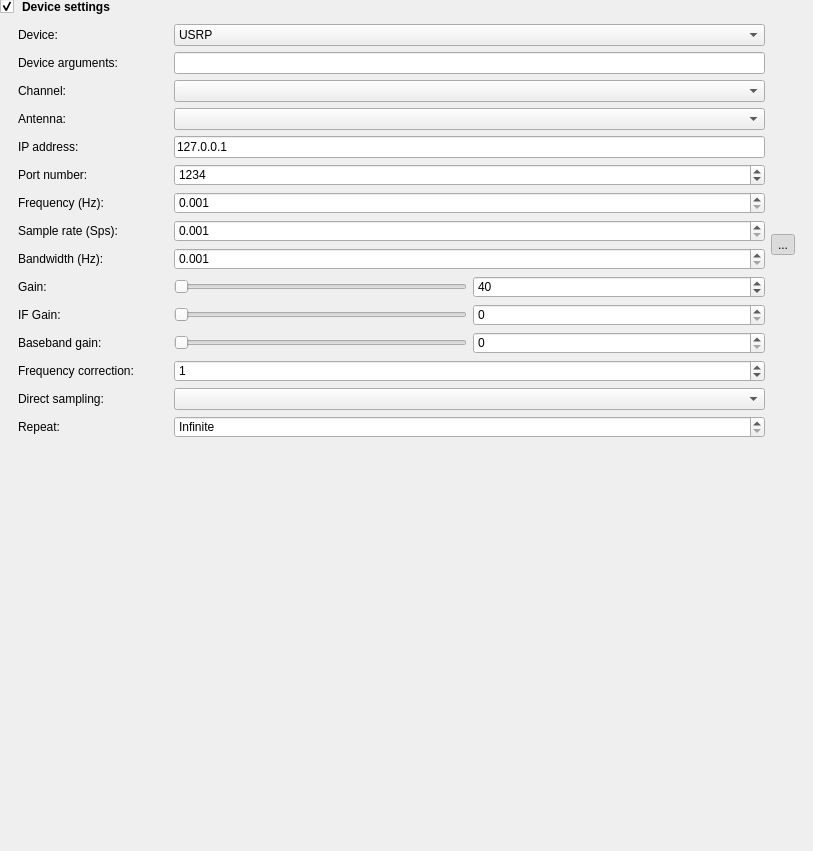
Above: data/ui/send_recv_device_settings.ui from jopohl/urh before the change. Below: the same form after it.
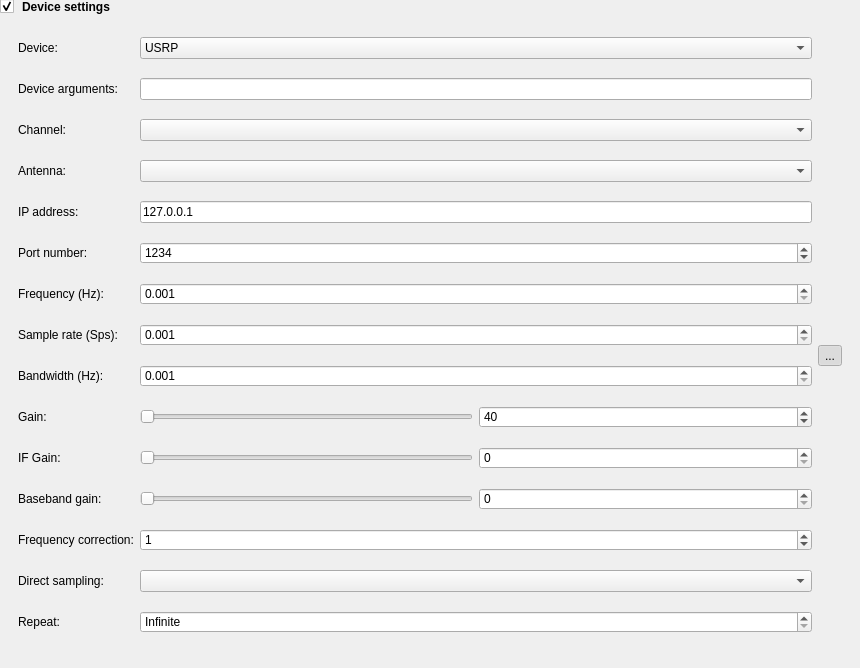
That is the form after the change. Icons and pictures are not drawn. Custom widgets are drawn as their Qt base class.

Commit message: encapsualte sniff settings

```diff
--- a/data/ui/send_recv_device_settings.ui
+++ b/data/ui/send_recv_device_settings.ui
@@ -6,8 +6,8 @@
    <rect>
     <x>0</x>
     <y>0</y>
-    <width>813</width>
-    <height>851</height>
+    <width>860</width>
+    <height>668</height>
    </rect>
   </property>
   <property name="windowTitle">
@@ -80,7 +80,200 @@
         <property name="lineWidth">
          <number>0</number>
         </property>
-        <layout class="QGridLayout" name="gridLayout_9" columnstretch="5,1000,1" columnminimumwidth="150,0,0">
+        <layout class="QGridLayout" name="gridLayout">
+         <item row="0" column="0">
+          <widget class="QLabel" name="label_3">
+           <property name="text">
+            <string>Device:</string>
+           </property>
+          </widget>
+         </item>
+         <item row="0" column="1">
+          <widget class="QComboBox" name="cbDevice">
+           <property name="sizePolicy">
+            <sizepolicy hsizetype="Expanding" vsizetype="Fixed">
+             <horstretch>0</horstretch>
+             <verstretch>0</verstretch>
+            </sizepolicy>
+           </property>
+           <item>
+            <property name="text">
+             <string>USRP</string>
+            </property>
+           </item>
+           <item>
+            <property name="text">
+             <string>HackRF</string>
+            </property>
+           </item>
+          </widget>
+         </item>
+         <item row="1" column="0">
+          <widget class="QLabel" name="labelDeviceArgs">
+           <property name="toolTip">
+            <string>&lt;html&gt;&lt;head/&gt;&lt;body&gt;&lt;p&gt;If you only have one USRP connected you may leave this field empty, so your USRP gets detected automatically.&lt;/p&gt;&lt;p&gt;If you have multiple USRPs connected or need better control, enter a device identifier of your USRP here.&lt;/p&gt;&lt;p&gt;You may also enter other device arguments here.&lt;/p&gt;&lt;/body&gt;&lt;/html&gt;</string>
+           </property>
+           <property name="toolTipDuration">
+            <number>-1</number>
+           </property>
+           <property name="styleSheet">
+            <string notr="true"/>
+           </property>
+           <property name="text">
+            <string>Device arguments:</string>
+           </property>
+          </widget>
+         </item>
+         <item row="1" column="1">
+          <widget class="QLineEdit" name="lineEditDeviceArgs">
+           <property name="toolTip">
+            <string>&lt;html&gt;&lt;head/&gt;&lt;body&gt;&lt;p&gt;If you only have one USRP connected you may leave this field empty, so your USRP gets detected automatically.&lt;/p&gt;&lt;p&gt;If you have multiple USRPs connected or need better control, enter a device identifier of your USRP here.&lt;/p&gt;&lt;p&gt;You may also enter other device arguments here.&lt;/p&gt;&lt;/body&gt;&lt;/html&gt;</string>
+           </property>
+          </widget>
+         </item>
+         <item row="2" column="0">
+          <widget class="QLabel" name="labelChannel">
+           <property name="text">
+            <string>Channel:</string>
+           </property>
+          </widget>
+         </item>
+         <item row="2" column="1">
+          <widget class="QComboBox" name="comboBoxChannel"/>
+         </item>
+         <item row="3" column="0">
+          <widget class="QLabel" name="labelAntenna">
+           <property name="text">
+            <string>Antenna:</string>
+           </property>
+          </widget>
+         </item>
+         <item row="3" column="1">
+          <widget class="QComboBox" name="comboBoxAntenna"/>
+         </item>
+         <item row="4" column="0">
+          <widget class="QLabel" name="labelIP">
+           <property name="text">
+            <string>IP address:</string>
+           </property>
+          </widget>
+         </item>
+         <item row="4" column="1">
+          <widget class="QLineEdit" name="lineEditIP">
+           <property name="text">
+            <string>127.0.0.1</string>
+           </property>
+          </widget>
+         </item>
+         <item row="5" column="0">
+          <widget class="QLabel" name="labelPort">
+           <property name="text">
+            <string>Port number:</string>
+           </property>
+          </widget>
+         </item>
+         <item row="5" column="1">
+          <widget class="QSpinBox" name="spinBoxPort">
+           <property name="minimum">
+            <number>1</number>
+           </property>
+           <property name="maximum">
+            <number>65535</number>
+           </property>
+           <property name="value">
+            <number>1234</number>
+           </property>
+          </widget>
+         </item>
+         <item row="6" column="0">
+          <widget class="QLabel" name="labelFreq">
+           <property name="text">
+            <string>Frequency (Hz):</string>
+           </property>
+          </widget>
+         </item>
+         <item row="6" column="1">
+          <widget class="KillerDoubleSpinBox" name="spinBoxFreq">
+           <property name="decimals">
+            <number>3</number>
+           </property>
+           <property name="minimum">
+            <double>0.001000000000000</double>
+           </property>
+           <property name="maximum">
+            <double>1000000000000.000000000000000</double>
+           </property>
+          </widget>
+         </item>
+         <item row="7" column="0">
+          <widget class="QLabel" name="labelSampleRate">
+           <property name="text">
+            <string>Sample rate (Sps):</string>
+           </property>
+          </widget>
+         </item>
+         <item row="7" column="1">
+          <widget class="KillerDoubleSpinBox" name="spinBoxSampleRate">
+           <property name="decimals">
+            <number>3</number>
+           </property>
+           <property name="minimum">
+            <double>0.001000000000000</double>
+           </property>
+           <property name="maximum">
+            <double>1000000000000.000000000000000</double>
+           </property>
+          </widget>
+         </item>
+         <item row="7" column="2" rowspan="2">
+          <widget class="QToolButton" name="btnLockBWSR">
+           <property name="sizePolicy">
+            <sizepolicy hsizetype="Fixed" vsizetype="Fixed">
+             <horstretch>0</horstretch>
+             <verstretch>0</verstretch>
+            </sizepolicy>
+           </property>
+           <property name="text">
+            <string>...</string>
+           </property>
+           <property name="icon">
+            <iconset resource="urh.qrc">
+             <normaloff>:/icons/icons/lock.svg</normaloff>:/icons/icons/lock.svg</iconset>
+           </property>
+           <property name="iconSize">
+            <size>
+             <width>16</width>
+             <height>16</height>
+            </size>
+           </property>
+           <property name="checkable">
+            <bool>true</bool>
+           </property>
+           <property name="checked">
+            <bool>true</bool>
+           </property>
+          </widget>
+         </item>
+         <item row="8" column="0">
+          <widget class="QLabel" name="labelBandwidth">
+           <property name="text">
+            <string>Bandwidth (Hz):</string>
+           </property>
+          </widget>
+         </item>
+         <item row="8" column="1">
+          <widget class="KillerDoubleSpinBox" name="spinBoxBandwidth">
+           <property name="decimals">
+            <number>3</number>
+           </property>
+           <property name="minimum">
+            <double>0.001000000000000</double>
+           </property>
+           <property name="maximum">
+            <double>1000000000000.000000000000000</double>
+           </property>
+          </widget>
+         </item>
          <item row="9" column="0">
           <widget class="QLabel" name="labelGain">
            <property name="toolTip">
@@ -136,56 +329,13 @@
            </item>
           </layout>
          </item>
-         <item row="8" column="1">
-          <widget class="KillerDoubleSpinBox" name="spinBoxBandwidth">
-           <property name="decimals">
-            <number>3</number>
-           </property>
-           <property name="minimum">
-            <double>0.001000000000000</double>
-           </property>
-           <property name="maximum">
-            <double>1000000000000.000000000000000</double>
-           </property>
-          </widget>
-         </item>
-         <item row="14" column="1">
-          <widget class="QSpinBox" name="spinBoxNRepeat">
-           <property name="specialValueText">
-            <string>Infinite</string>
-           </property>
-           <property name="maximum">
-            <number>999999999</number>
-           </property>
-          </widget>
-         </item>
-         <item row="14" column="0">
-          <widget class="QLabel" name="labelNRepeat">
-           <property name="text">
-            <string>Repeat:</string>
-           </property>
-          </widget>
-         </item>
-         <item row="0" column="0">
-          <widget class="QLabel" name="label_3">
-           <property name="text">
-            <string>Device:</string>
-           </property>
-          </widget>
-         </item>
-         <item row="12" column="1">
-          <widget class="QSpinBox" name="spinBoxFreqCorrection">
+         <item row="10" column="0">
+          <widget class="QLabel" name="labelIFGain">
            <property name="toolTip">
             <string>&lt;html&gt;&lt;head/&gt;&lt;body&gt;&lt;p&gt;Set the frequency correction in &lt;span style=&quot; font-weight:600;&quot;&gt;ppm&lt;/span&gt;. If you do not know what to enter here, just leave it to one.&lt;/p&gt;&lt;/body&gt;&lt;/html&gt;</string>
            </property>
-           <property name="minimum">
-            <number>-1000</number>
-           </property>
-           <property name="maximum">
-            <number>1000</number>
-           </property>
-           <property name="value">
-            <number>1</number>
+           <property name="text">
+            <string>IF Gain:</string>
            </property>
           </widget>
          </item>
@@ -216,13 +366,13 @@
            </item>
           </layout>
          </item>
-         <item row="2" column="1">
-          <widget class="QComboBox" name="comboBoxChannel"/>
-         </item>
-         <item row="4" column="0">
-          <widget class="QLabel" name="labelIP">
+         <item row="11" column="0">
+          <widget class="QLabel" name="labelBasebandGain">
+           <property name="toolTip">
+            <string>&lt;html&gt;&lt;head/&gt;&lt;body&gt;&lt;p&gt;The baseband gain is applied to the baseband signal in your software defined radio. The baseband signal is at low frequency and gathered from the RF signal by &lt;span style=&quot; font-weight:600;&quot;&gt;complex downsampling&lt;/span&gt;.&lt;/p&gt;&lt;/body&gt;&lt;/html&gt;</string>
+           </property>
            <property name="text">
-            <string>IP address:</string>
+            <string>Baseband gain:</string>
            </property>
           </widget>
          </item>
@@ -268,118 +418,6 @@
            </item>
           </layout>
          </item>
-         <item row="7" column="1">
-          <widget class="KillerDoubleSpinBox" name="spinBoxSampleRate">
-           <property name="decimals">
-            <number>3</number>
-           </property>
-           <property name="minimum">
-            <double>0.001000000000000</double>
-           </property>
-           <property name="maximum">
-            <double>1000000000000.000000000000000</double>
-           </property>
-          </widget>
-         </item>
-         <item row="1" column="1">
-          <widget class="QLineEdit" name="lineEditDeviceArgs">
-           <property name="toolTip">
-            <string>&lt;html&gt;&lt;head/&gt;&lt;body&gt;&lt;p&gt;If you only have one USRP connected you may leave this field empty, so your USRP gets detected automatically.&lt;/p&gt;&lt;p&gt;If you have multiple USRPs connected or need better control, enter a device identifier of your USRP here.&lt;/p&gt;&lt;p&gt;You may also enter other device arguments here.&lt;/p&gt;&lt;/body&gt;&lt;/html&gt;</string>
-           </property>
-          </widget>
-         </item>
-         <item row="7" column="2" rowspan="2">
-          <widget class="QToolButton" name="btnLockBWSR">
-           <property name="sizePolicy">
-            <sizepolicy hsizetype="Fixed" vsizetype="Fixed">
-             <horstretch>0</horstretch>
-             <verstretch>0</verstretch>
-            </sizepolicy>
-           </property>
-           <property name="text">
-            <string>...</string>
-           </property>
-           <property name="icon">
-            <iconset resource="urh.qrc">
-             <normaloff>:/icons/icons/lock.svg</normaloff>:/icons/icons/lock.svg</iconset>
-           </property>
-           <property name="iconSize">
-            <size>
-             <width>16</width>
-             <height>16</height>
-            </size>
-           </property>
-           <property name="checkable">
-            <bool>true</bool>
-           </property>
-           <property name="checked">
-            <bool>true</bool>
-           </property>
-          </widget>
-         </item>
-         <item row="10" column="0">
-          <widget class="QLabel" name="labelIFGain">
-           <property name="toolTip">
-            <string>&lt;html&gt;&lt;head/&gt;&lt;body&gt;&lt;p&gt;The IF Gain is applied to the Intermediate Frequency signal in your Software Defined Radio. An IF signal has a lower frequency than the high frequent RF signal, so signal processing can be applied more efficiently.&lt;/p&gt;&lt;/body&gt;&lt;/html&gt;</string>
-           </property>
-           <property name="text">
-            <string>IF Gain:</string>
-           </property>
-          </widget>
-         </item>
-         <item row="7" column="0">
-          <widget class="QLabel" name="labelSampleRate">
-           <property name="text">
-            <string>Sample rate (Sps):</string>
-           </property>
-          </widget>
-         </item>
-         <item row="1" column="0">
-          <widget class="QLabel" name="labelDeviceArgs">
-           <property name="toolTip">
-            <string>&lt;html&gt;&lt;head/&gt;&lt;body&gt;&lt;p&gt;If you only have one USRP connected you may leave this field empty, so your USRP gets detected automatically.&lt;/p&gt;&lt;p&gt;If you have multiple USRPs connected or need better control, enter a device identifier of your USRP here.&lt;/p&gt;&lt;p&gt;You may also enter other device arguments here.&lt;/p&gt;&lt;/body&gt;&lt;/html&gt;</string>
-           </property>
-           <property name="toolTipDuration">
-            <number>-1</number>
-           </property>
-           <property name="styleSheet">
-            <string notr="true"/>
-           </property>
-           <property name="text">
-            <string>Device arguments:</string>
-           </property>
-          </widget>
-         </item>
-         <item row="6" column="0">
-          <widget class="QLabel" name="labelFreq">
-           <property name="text">
-            <string>Frequency (Hz):</string>
-           </property>
-          </widget>
-         </item>
-         <item row="6" column="1">
-          <widget class="KillerDoubleSpinBox" name="spinBoxFreq">
-           <property name="decimals">
-            <number>3</number>
-           </property>
-           <property name="minimum">
-            <double>0.001000000000000</double>
-           </property>
-           <property name="maximum">
-            <double>1000000000000.000000000000000</double>
-           </property>
-          </widget>
-         </item>
-         <item row="13" column="0">
-          <widget class="QLabel" name="labelDirectSampling">
-           <property name="toolTip">
-            <string>&lt;html&gt;&lt;head/&gt;&lt;body&gt;&lt;p&gt;Set the direct sampling mode. If you do not know what to choose here, just set it to disabled. The&lt;span style=&quot; font-weight:600;&quot;&gt; native backend&lt;/span&gt; is recommended, when using this setting.&lt;/p&gt;&lt;/body&gt;&lt;/html&gt;</string>
-           </property>
-           <property name="text">
-            <string>Direct sampling:</string>
-           </property>
-          </widget>
-         </item>
          <item row="12" column="0">
           <widget class="QLabel" name="labelFreqCorrection">
            <property name="toolTip">
@@ -390,6 +428,32 @@
            </property>
           </widget>
          </item>
+         <item row="12" column="1">
+          <widget class="QSpinBox" name="spinBoxFreqCorrection">
+           <property name="toolTip">
+            <string>&lt;html&gt;&lt;head/&gt;&lt;body&gt;&lt;p&gt;Set the frequency correction in &lt;span style=&quot; font-weight:600;&quot;&gt;ppm&lt;/span&gt;. If you do not know what to enter here, just leave it to one.&lt;/p&gt;&lt;/body&gt;&lt;/html&gt;</string>
+           </property>
+           <property name="minimum">
+            <number>-1000</number>
+           </property>
+           <property name="maximum">
+            <number>1000</number>
+           </property>
+           <property name="value">
+            <number>1</number>
+           </property>
+          </widget>
+         </item>
+         <item row="13" column="0">
+          <widget class="QLabel" name="labelDirectSampling">
+           <property name="toolTip">
+            <string>&lt;html&gt;&lt;head/&gt;&lt;body&gt;&lt;p&gt;Set the direct sampling mode. If you do not know what to choose here, just set it to disabled. The&lt;span style=&quot; font-weight:600;&quot;&gt; native backend&lt;/span&gt; is recommended, when using this setting.&lt;/p&gt;&lt;/body&gt;&lt;/html&gt;</string>
+           </property>
+           <property name="text">
+            <string>Direct sampling:</string>
+           </property>
+          </widget>
+         </item>
          <item row="13" column="1">
           <widget class="QComboBox" name="comboBoxDirectSampling">
            <property name="toolTip">
@@ -397,100 +461,23 @@
            </property>
           </widget>
          </item>
-         <item row="11" column="0">
-          <widget class="QLabel" name="labelBasebandGain">
-           <property name="toolTip">
-            <string>&lt;html&gt;&lt;head/&gt;&lt;body&gt;&lt;p&gt;The baseband gain is applied to the baseband signal in your software defined radio. The baseband signal is at low frequency and gathered from the RF signal by &lt;span style=&quot; font-weight:600;&quot;&gt;complex downsampling&lt;/span&gt;.&lt;/p&gt;&lt;/body&gt;&lt;/html&gt;</string>
-           </property>
+         <item row="14" column="0">
+          <widget class="QLabel" name="labelNRepeat">
            <property name="text">
-            <string>Baseband gain:</string>
+            <string>Repeat:</string>
            </property>
           </widget>
          </item>
-         <item row="4" column="1">
-          <widget class="QLineEdit" name="lineEditIP">
-           <property name="text">
-            <string>127.0.0.1</string>
-           </property>
-          </widget>
-         </item>
-         <item row="8" column="0">
-          <widget class="QLabel" name="labelBandwidth">
-           <property name="text">
-            <string>Bandwidth (Hz):</string>
-           </property>
-          </widget>
-         </item>
-         <item row="2" column="0">
-          <widget class="QLabel" name="labelChannel">
-           <property name="text">
-            <string>Channel:</string>
-           </property>
-          </widget>
-         </item>
-         <item row="5" column="0">
-          <widget class="QLabel" name="labelPort">
-           <property name="text">
-            <string>Port number:</string>
-           </property>
-          </widget>
-         </item>
-         <item row="5" column="1">
-          <widget class="QSpinBox" name="spinBoxPort">
-           <property name="minimum">
-            <number>1</number>
+         <item row="14" column="1">
+          <widget class="QSpinBox" name="spinBoxNRepeat">
+           <property name="specialValueText">
+            <string>Infinite</string>
            </property>
            <property name="maximum">
-            <number>65535</number>
+            <number>999999999</number>
            </property>
-           <property name="value">
-            <number>1234</number>
-           </property>
           </widget>
          </item>
-         <item row="3" column="0">
-          <widget class="QLabel" name="labelAntenna">
-           <property name="text">
-            <string>Antenna:</string>
-           </property>
-          </widget>
-         </item>
-         <item row="3" column="1">
-          <widget class="QComboBox" name="comboBoxAntenna"/>
-         </item>
-         <item row="0" column="1">
-          <widget class="QComboBox" name="cbDevice">
-           <property name="sizePolicy">
-            <sizepolicy hsizetype="Expanding" vsizetype="Fixed">
-             <horstretch>0</horstretch>
-             <verstretch>0</verstretch>
-            </sizepolicy>
-           </property>
-           <item>
-            <property name="text">
-             <string>USRP</string>
-            </property>
-           </item>
-           <item>
-            <property name="text">
-             <string>HackRF</string>
-            </property>
-           </item>
-          </widget>
-         </item>
-         <item row="15" column="1">
-          <spacer name="verticalSpacer">
-           <property name="orientation">
-            <enum>Qt::Vertical</enum>
-           </property>
-           <property name="sizeHint" stdset="0">
-            <size>
-             <width>20</width>
-             <height>40</height>
-            </size>
-           </property>
-          </spacer>
-         </item>
         </layout>
        </widget>
       </item>
```
Left out of the diff: 2 changed lines with no effect on the pictures. The commit also changes 13 other files.
